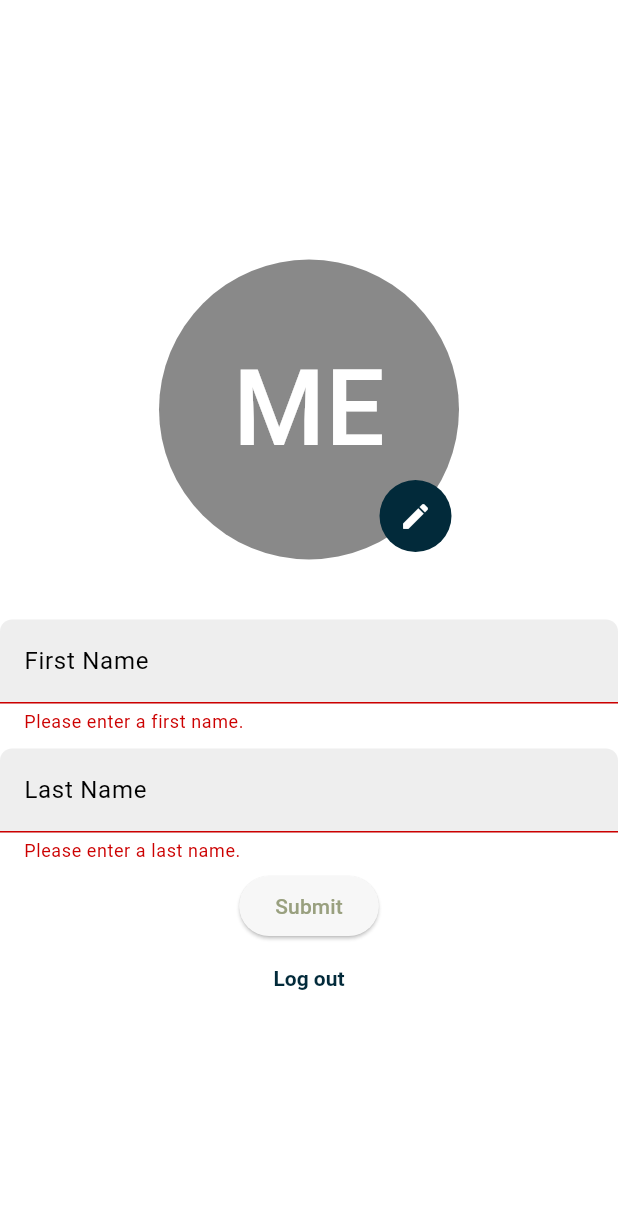
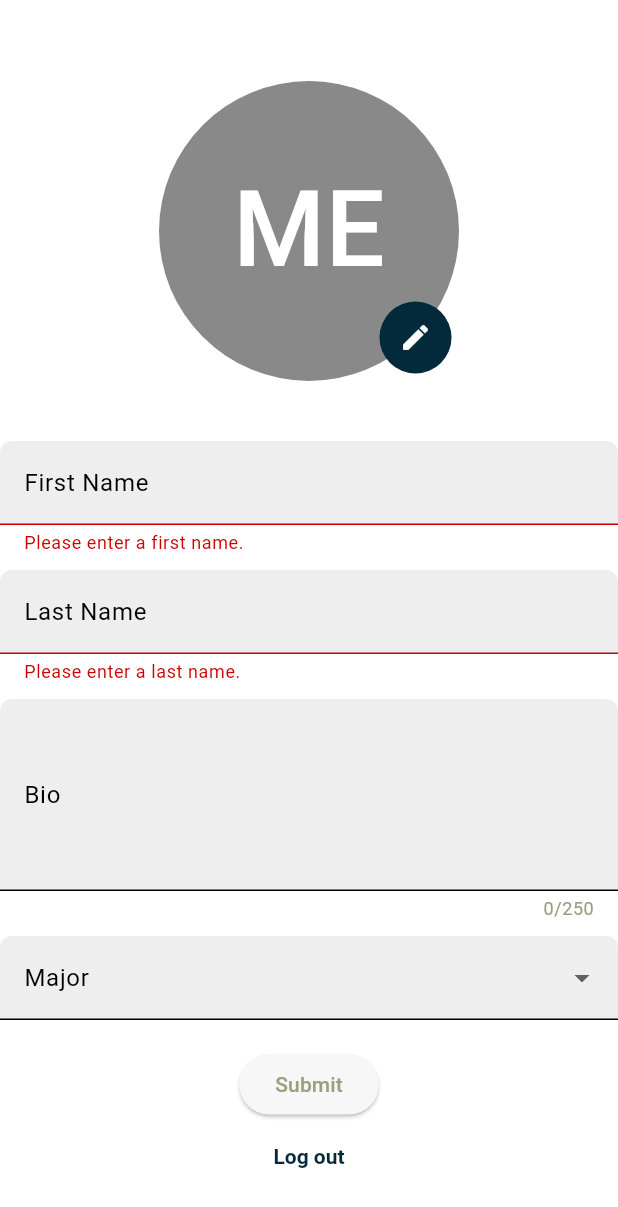
Before and after one commit to Kipung/campusmate, a Flutter app: the ScreenProfileSetup screen opened directly, after a tap on "Submit", on a phone screen of 412 x 824 dp. Shown: the top 1207 px of the screen. Run offline on Flutter 3.47's test engine with Material 3 defaults, Android fonts, the phone set to English and light mode, and no system bars; our stand-ins replace cloud_firestore, firebase_auth, firebase_core, firebase_storage, flutter_riverpod, flutter_secure_storage and 6 more; missing offline and left inert: kalender; accounts and stored records are empty; generated files the repository leaves out were written again.

Commit message:
added bio and major fields for user profile

```diff
--- a/lib/models/user_profile.dart
+++ b/lib/models/user_profile.dart
@@ -31,6 +31,8 @@ class UserProfile {
   String _firstName = "";
   String _lastName = "";
   String _email = "";
+  String _bio = "";
+  String _major = "";
   PermissionLevel _permissionLevel = PermissionLevel.PRODUCTION;
   int _accountCreationTime = 0;
   DateTime _dateLastPasswordChange = DateTime.now().add(const Duration(days: -365));
@@ -70,6 +72,8 @@ class UserProfile {
     firstName = jsonObject["first_name"] ?? "";
     lastName = jsonObject["last_name"] ?? "";
     email = jsonObject["email"] ?? "";
+    bio = jsonObject["bio"] ?? "";
+    major = jsonObject["major"] ?? "";
     uid = firebaseUid;
     permissionLevel = _getPermissionLevelFromString(
       jsonObject["permission_level"] ?? _getStringFromPermissionLevel(PermissionLevel.PRODUCTION),
@@ -95,6 +99,8 @@ class UserProfile {
   set accountCreationTime(int value) => _accountCreationTime = value;
   set dateLastPasswordChange(DateTime value) => _dateLastPasswordChange = value;
   set accountCreationStep(AccountCreationStep value) => _accountCreationStep = value;
+  set bio(String value) => _bio = value;
+  set major(String value) => _major = value;
 
   ////////////////////////////////////////////////////////////////////////
   // GETTERS
@@ -103,6 +109,8 @@ class UserProfile {
   String get firstName => _firstName;
   String get lastName => _lastName;
   String get email => _email;
+  String get bio => _bio;
+  String get major => _major;
 
   PermissionLevel get permissionLevel => _permissionLevel;
   int get accountCreationTime => _accountCreationTime;
@@ -178,6 +186,8 @@ class UserProfile {
     jsonObject["account_creation_time"] = accountCreationTime;
     jsonObject["date_last_password_change"] = _dateLastPasswordChange;
     jsonObject["account_creation_step"] = getStringFromStep(accountCreationStep);
+    jsonObject["bio"] = bio;
+    jsonObject["major"] = major;
 
     // Return the JSON object
     return jsonObject;
--- a/lib/providers/provider_user_profile.dart
+++ b/lib/providers/provider_user_profile.dart
@@ -61,6 +61,18 @@ class ProviderUserProfile extends ChangeNotifier {
   }
 
   String get wholeName => "${_userProfile.firstName} ${_userProfile.lastName}";
+
+  String get bio => _userProfile.bio;
+  set bio(String value) {
+    _userProfile.bio = value;
+    notifyListeners();
+  }
+
+  String get major => _userProfile.major;
+  set major(String value) {
+    _userProfile.major = value;
+    notifyListeners();
+  }
 
   String get email => _userProfile.email;
   set email(String value) {
--- a/lib/screens/auth/screen_profile_setup.dart
+++ b/lib/screens/auth/screen_profile_setup.dart
@@ -63,6 +63,8 @@ class _ScreenProfileSetupState extends ConsumerState<ScreenProfileSetup> {
   final _formKey = GlobalKey<FormState>();
   final _firstNameController = TextEditingController();
   final _lastNameController = TextEditingController();
+  final _bioController = TextEditingController();
+  String _selectedMajor = '';
 
   ////////////////////////////////////////////////////////////////
   // Runs the following code once upon initialization
@@ -99,6 +101,9 @@ class _ScreenProfileSetupState extends ConsumerState<ScreenProfileSetup> {
     // Get the providers
     _providerUserProfile = ref.watch(providerUserProfile);
     _providerAuth = ref.watch(providerAuth);
+    // Initialize bio and major fields from provider
+    _bioController.text = _providerUserProfile.bio;
+    _selectedMajor = _providerUserProfile.major;
   }
 
   @override
@@ -184,6 +189,8 @@ class _ScreenProfileSetupState extends ConsumerState<ScreenProfileSetup> {
       // Update profile information and write to database
       _providerUserProfile.firstName = _firstNameController.text.trim();
       _providerUserProfile.lastName = _lastNameController.text.trim();
+      _providerUserProfile.bio = _bioController.text.trim();
+      _providerUserProfile.major = _selectedMajor;
       _providerUserProfile.accountCreationStep = AccountCreationStep.ACC_STEP_ONBOARDING_COMPLETE;
       _providerUserProfile.writeUserProfileToDb();
 
@@ -476,6 +483,55 @@ class _ScreenProfileSetupState extends ConsumerState<ScreenProfileSetup> {
                     ),
                   ),
                   ///////////////////////////////////////////////////////////////////////
+                  // Bio Text Field
+                  ///////////////////////////////////////////////////////////////////////
+                  Padding(
+                    padding: const EdgeInsets.symmetric(vertical: 5),
+                    child: TextFormField(
+                      controller: _bioController,
+                      maxLines: 4,
+                      maxLength: 250,
+                      decoration: const InputDecoration(labelText: 'Bio', hintText: 'Tell others about yourself (max 250 chars)'),
+                      keyboardType: TextInputType.multiline,
+                      validator: (value) {
+                        if (value != null && value.length > 250) return 'Bio must be 250 characters or less.';
+                        return null;
+                      },
+                    ),
+                  ),
+                  ///////////////////////////////////////////////////////////////////////
+                  // Major Dropdown
+                  ///////////////////////////////////////////////////////////////////////
+                  Padding(
+                    padding: const EdgeInsets.symmetric(vertical: 5),
+                    child: DropdownButtonFormField<String>(
+                      value: _selectedMajor.isEmpty ? null : _selectedMajor,
+                      decoration: const InputDecoration(labelText: 'Major'),
+                      items: <String>[
+                        '',
+                        'Computer Science',
+                        'Biology',
+                        'Business',
+                        'Psychology',
+                        'Engineering',
+                        'Undeclared'
+                      ].map((maj) {
+                        return DropdownMenuItem<String>(
+                          value: maj,
+                          child: Text(maj.isEmpty ? 'Select major' : maj),
+                        );
+                      }).toList(),
+                      onChanged: (val) {
+                        setState(() {
+                          _selectedMajor = val ?? '';
+                        });
+                      },
+                      validator: (value) {
+                        return null; // optional field
+                      },
+                    ),
+                  ),
+                  ///////////////////////////////////////////////////////////////////////
                   /// Continue Button and Cancel Button
                   ///////////////////////////////////////////////////////////////////////
                   Column(
```
